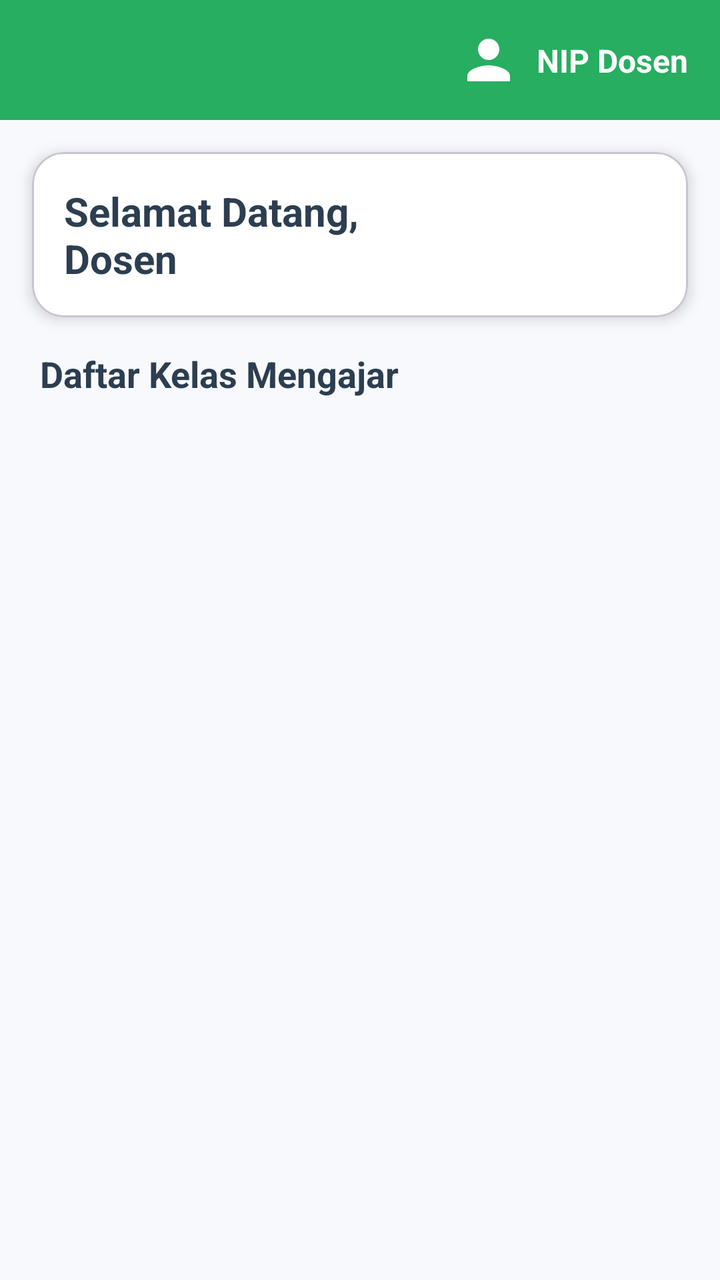
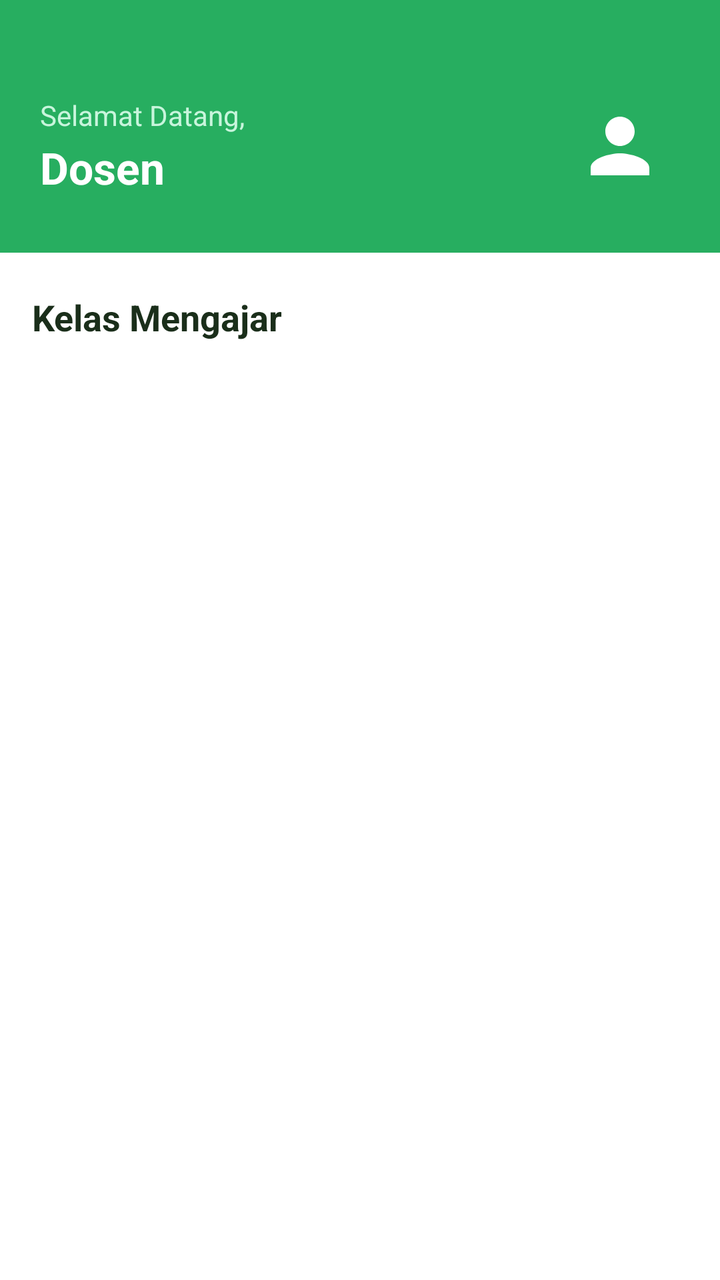

Two renders of the same Android screen: before a commit and after it. Below are the layout's source before the change and the commit's diff.
<!-- AndroidManifest.xml: application theme Theme.IFUnjaniExam -->
<!-- res/layout/activity_dashboard_dosen.xml -->
<?xml version="1.0" encoding="utf-8"?>
<androidx.constraintlayout.widget.ConstraintLayout xmlns:android="http://schemas.android.com/apk/res/android"
    xmlns:app="http://schemas.android.com/apk/res-auto"
    xmlns:tools="http://schemas.android.com/tools"
    android:layout_width="match_parent"
    android:layout_height="match_parent"
    android:background="#f8f9fc"
    tools:context=".DosenDashboardActivity">

    
    <androidx.constraintlayout.widget.ConstraintLayout
        android:id="@+id/topBar"
        android:layout_width="match_parent"
        android:layout_height="60dp"
        android:background="#27ae60"
        app:layout_constraintTop_toTopOf="parent">

        <TextView
            android:id="@+id/tvNipHeader"
            android:layout_width="wrap_content"
            android:layout_height="wrap_content"
            android:layout_marginEnd="16dp"
            android:text="NIP Dosen"
            android:textColor="@android:color/white"
            android:textSize="16sp"
            android:textStyle="bold"
            app:layout_constraintBottom_toBottomOf="parent"
            app:layout_constraintEnd_toEndOf="parent"
            app:layout_constraintTop_toTopOf="parent" />

        <ImageView
            android:id="@+id/ivPerson"
            android:layout_width="32dp"
            android:layout_height="32dp"
            android:layout_marginEnd="8dp"
            android:background="@drawable/ic_person"
            app:layout_constraintBottom_toBottomOf="parent"
            app:layout_constraintEnd_toStartOf="@+id/tvNipHeader"
            app:layout_constraintTop_toTopOf="parent"
            android:contentDescription="Profile" />
    </androidx.constraintlayout.widget.ConstraintLayout>

    
    <com.google.android.material.card.MaterialCardView
        android:id="@+id/cardWelcome"
        android:layout_width="match_parent"
        android:layout_height="wrap_content"
        android:layout_margin="16dp"
        app:cardCornerRadius="16dp"
        app:cardElevation="4dp"
        app:cardBackgroundColor="@android:color/white"
        app:layout_constraintTop_toBottomOf="@+id/topBar">

        <LinearLayout
            android:layout_width="match_parent"
            android:layout_height="wrap_content"
            android:orientation="vertical"
            android:padding="16dp">

            <TextView
                android:id="@+id/tvWelcome"
                android:layout_width="wrap_content"
                android:layout_height="wrap_content"
                android:text="Selamat Datang,\nDosen"
                android:textColor="#2c3e50"
                android:textSize="20sp"
                android:textStyle="bold" />
        </LinearLayout>
    </com.google.android.material.card.MaterialCardView>

    
    <TextView
        android:id="@+id/tvMenuHeader"
        android:layout_width="wrap_content"
        android:layout_height="wrap_content"
        android:layout_marginStart="20dp"
        android:layout_marginTop="16dp"
        android:text="Daftar Kelas Mengajar"
        android:textColor="#2c3e50"
        android:textSize="18sp"
        android:textStyle="bold"
        app:layout_constraintStart_toStartOf="parent"
        app:layout_constraintTop_toBottomOf="@+id/cardWelcome" />

    
    <androidx.recyclerview.widget.RecyclerView
        android:id="@+id/rvKelas"
        android:layout_width="match_parent"
        android:layout_height="0dp"
        android:layout_marginHorizontal="8dp"
        android:layout_marginTop="8dp"
        app:layout_constraintBottom_toBottomOf="parent"
        app:layout_constraintTop_toBottomOf="@+id/tvMenuHeader" />

    
    <ProgressBar
        android:id="@+id/progressBar"
        android:layout_width="wrap_content"
        android:layout_height="wrap_content"
        android:visibility="gone"
        app:layout_constraintBottom_toBottomOf="parent"
        app:layout_constraintEnd_toEndOf="parent"
        app:layout_constraintStart_toStartOf="parent"
        app:layout_constraintTop_toBottomOf="@+id/tvMenuHeader" />

    
    <TextView
        android:id="@+id/tvEmptyClasses"
        android:layout_width="wrap_content"
        android:layout_height="wrap_content"
        android:text="Anda tidak mengajar kelas apapun saat ini."
        android:textColor="#7f8c8d"
        android:textSize="16sp"
        android:visibility="gone"
        app:layout_constraintBottom_toBottomOf="parent"
        app:layout_constraintEnd_toEndOf="parent"
        app:layout_constraintStart_toStartOf="parent"
        app:layout_constraintTop_toBottomOf="@+id/tvMenuHeader" />

</androidx.constraintlayout.widget.ConstraintLayout>
<!-- resources referenced by this layout -->
<resources>
  <!-- drawable ic_person (drawable) -->
  <vector xmlns:android="http://schemas.android.com/apk/res/android"
      android:width="24dp"
      android:height="24dp"
      android:viewportWidth="24"
      android:viewportHeight="24"
      android:tint="#FFFFFF">
    <path
        android:fillColor="#FF000000"
        android:pathData="M12,12c2.21,0 4,-1.79 4,-4s-1.79,-4 -4,-4 -4,1.79 -4,4 1.79,4 4,4zm0,2c-2.67,0 -8,1.34 -8,4v2h16v-2c0,-2.66 -5.33,-4 -8,-4z"/>
  </vector>
  <style name="Theme.IFUnjaniExam" parent="Base.Theme.IFUnjaniExam" />
  <style name="Base.Theme.IFUnjaniExam" parent="Theme.Material3.DayNight.NoActionBar">
          
          
      </style>
</resources>

<!-- the commit's change to res/layout/activity_dashboard_dosen.xml (unified diff, before → after) -->
@@ -1,120 +1,124 @@
 <?xml version="1.0" encoding="utf-8"?>
-<androidx.constraintlayout.widget.ConstraintLayout xmlns:android="http://schemas.android.com/apk/res/android"
+<androidx.coordinatorlayout.widget.CoordinatorLayout xmlns:android="http://schemas.android.com/apk/res/android"
     xmlns:app="http://schemas.android.com/apk/res-auto"
     xmlns:tools="http://schemas.android.com/tools"
     android:layout_width="match_parent"
     android:layout_height="match_parent"
-    android:background="#f8f9fc"
+    android:background="#ffffff"
     tools:context=".DosenDashboardActivity">
 
-    
-    <androidx.constraintlayout.widget.ConstraintLayout
-        android:id="@+id/topBar"
+    <androidx.core.widget.NestedScrollView
         android:layout_width="match_parent"
-        android:layout_height="60dp"
-        android:background="#27ae60"
-        app:layout_constraintTop_toTopOf="parent">
-
-        <TextView
-            android:id="@+id/tvNipHeader"
-            android:layout_width="wrap_content"
-            android:layout_height="wrap_content"
-            android:layout_marginEnd="16dp"
-            android:text="NIP Dosen"
-            android:textColor="@android:color/white"
-            android:textSize="16sp"
-            android:textStyle="bold"
-            app:layout_constraintBottom_toBottomOf="parent"
-            app:layout_constraintEnd_toEndOf="parent"
-            app:layout_constraintTop_toTopOf="parent" />
-
-        <ImageView
-            android:id="@+id/ivPerson"
-            android:layout_width="32dp"
-            android:layout_height="32dp"
-            android:layout_marginEnd="8dp"
-            android:background="@drawable/ic_person"
-            app:layout_constraintBottom_toBottomOf="parent"
-            app:layout_constraintEnd_toStartOf="@+id/tvNipHeader"
-            app:layout_constraintTop_toTopOf="parent"
-            android:contentDescription="Profile" />
-    </androidx.constraintlayout.widget.ConstraintLayout>
-
-    
-    <com.google.android.material.card.MaterialCardView
-        android:id="@+id/cardWelcome"
-        android:layout_width="match_parent"
-        android:layout_height="wrap_content"
-        android:layout_margin="16dp"
-        app:cardCornerRadius="16dp"
-        app:cardElevation="4dp"
-        app:cardBackgroundColor="@android:color/white"
-        app:layout_constraintTop_toBottomOf="@+id/topBar">
+        android:layout_height="match_parent">
 
         <LinearLayout
             android:layout_width="match_parent"
             android:layout_height="wrap_content"
-            android:orientation="vertical"
-            android:padding="16dp">
+            android:orientation="vertical">
 
-            <TextView
-                android:id="@+id/tvWelcome"
-                android:layout_width="wrap_content"
+            
+            <LinearLayout
+                android:layout_width="match_parent"
                 android:layout_height="wrap_content"
-                android:text="Selamat Datang,\nDosen"
-                android:textColor="#2c3e50"
-                android:textSize="20sp"
-                android:textStyle="bold" />
+                android:background="#27ae60"
+                android:orientation="vertical"
+                android:paddingStart="20dp"
+                android:paddingEnd="20dp"
+                android:paddingTop="48dp"
+                android:paddingBottom="28dp">
+
+                <LinearLayout
+                    android:layout_width="match_parent"
+                    android:layout_height="wrap_content"
+                    android:gravity="center_vertical"
+                    android:orientation="horizontal">
+
+                    <LinearLayout
+                        android:layout_width="0dp"
+                        android:layout_height="wrap_content"
+                        android:layout_weight="1"
+                        android:orientation="vertical">
+
+                        <TextView
+                            android:layout_width="wrap_content"
+                            android:layout_height="wrap_content"
+                            android:text="Selamat Datang,"
+                            android:textColor="#c8f5dc"
+                            android:textSize="14sp" />
+
+                        <TextView
+                            android:id="@+id/tvWelcome"
+                            android:layout_width="wrap_content"
+                            android:layout_height="wrap_content"
+                            android:layout_marginTop="2dp"
+                            android:text="Dosen"
+                            android:textColor="#ffffff"
+                            android:textSize="22sp"
+                            android:textStyle="bold" />
+                    </LinearLayout>
+
+                    <ImageView
+                        android:id="@+id/ivPerson"
+                        android:layout_width="44dp"
+                        android:layout_height="44dp"
+                        android:background="@drawable/ic_person"
+                        android:contentDescription="Profile" />
+
+                    <TextView
+                        android:id="@+id/tvNipHeader"
+                        android:layout_width="wrap_content"
+                        android:layout_height="wrap_content"
+                        android:layout_marginStart="8dp"
+                        android:textColor="#c8f5dc"
+                        android:textSize="13sp" />
+                </LinearLayout>
+            </LinearLayout>
+
+            
+            <LinearLayout
+                android:layout_width="match_parent"
+                android:layout_height="wrap_content"
+                android:orientation="vertical"
+                android:paddingHorizontal="16dp"
+                android:paddingTop="20dp"
+                android:paddingBottom="80dp">
+
+                <TextView
+                    android:layout_width="wrap_content"
+                    android:layout_height="wrap_content"
+                    android:layout_marginBottom="12dp"
+                    android:text="Kelas Mengajar"
+                    android:textColor="#1a2e1a"
+                    android:textSize="18sp"
+                    android:textStyle="bold" />
+
+                <androidx.recyclerview.widget.RecyclerView
+                    android:id="@+id/rvKelas"
+                    android:layout_width="match_parent"
+                    android:layout_height="wrap_content"
+                    android:nestedScrollingEnabled="false" />
+
+                <TextView
+                    android:id="@+id/tvEmptyClasses"
+                    android:layout_width="match_parent"
+                    android:layout_height="wrap_content"
+                    android:gravity="center"
+                    android:paddingVertical="48dp"
+                    android:text="Anda tidak mengajar kelas apapun saat ini."
+                    android:textAlignment="center"
+                    android:textColor="#718096"
+                    android:textSize="15sp"
+                    android:visibility="gone" />
+
+                <ProgressBar
+                    android:id="@+id/progressBar"
+                    android:layout_width="wrap_content"
+                    android:layout_height="wrap_content"
+                    android:layout_gravity="center"
+                    android:visibility="gone" />
+
+            </LinearLayout>
         </LinearLayout>
-    </com.google.android.material.card.MaterialCardView>
+    </androidx.core.widget.NestedScrollView>
 
-    
-    <TextView
-        android:id="@+id/tvMenuHeader"
-        android:layout_width="wrap_content"
-        android:layout_height="wrap_content"
-        android:layout_marginStart="20dp"
-        android:layout_marginTop="16dp"
-        android:text="Daftar Kelas Mengajar"
-        android:textColor="#2c3e50"
-        android:textSize="18sp"
-        android:textStyle="bold"
-        app:layout_constraintStart_toStartOf="parent"
-        app:layout_constraintTop_toBottomOf="@+id/cardWelcome" />
-
-    
-    <androidx.recyclerview.widget.RecyclerView
-        android:id="@+id/rvKelas"
-        android:layout_width="match_parent"
-        android:layout_height="0dp"
-        android:layout_marginHorizontal="8dp"
-        android:layout_marginTop="8dp"
-        app:layout_constraintBottom_toBottomOf="parent"
-        app:layout_constraintTop_toBottomOf="@+id/tvMenuHeader" />
-
-    
-    <ProgressBar
-        android:id="@+id/progressBar"
-        android:layout_width="wrap_content"
-        android:layout_height="wrap_content"
-        android:visibility="gone"
-        app:layout_constraintBottom_toBottomOf="parent"
-        app:layout_constraintEnd_toEndOf="parent"
-        app:layout_constraintStart_toStartOf="parent"
-        app:layout_constraintTop_toBottomOf="@+id/tvMenuHeader" />
-
-    
-    <TextView
-        android:id="@+id/tvEmptyClasses"
-        android:layout_width="wrap_content"
-        android:layout_height="wrap_content"
-        android:text="Anda tidak mengajar kelas apapun saat ini."
-        android:textColor="#7f8c8d"
-        android:textSize="16sp"
-        android:visibility="gone"
-        app:layout_constraintBottom_toBottomOf="parent"
-        app:layout_constraintEnd_toEndOf="parent"
-        app:layout_constraintStart_toStartOf="parent"
-        app:layout_constraintTop_toBottomOf="@+id/tvMenuHeader" />
-
-</androidx.constraintlayout.widget.ConstraintLayout>
+</androidx.coordinatorlayout.widget.CoordinatorLayout>
